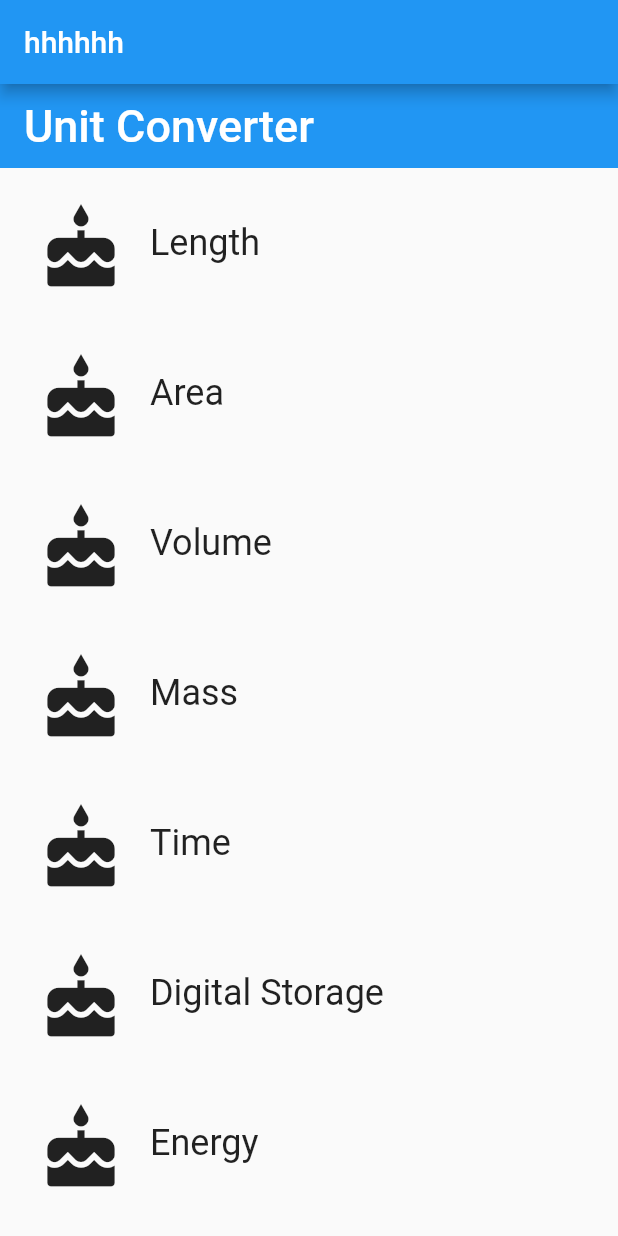
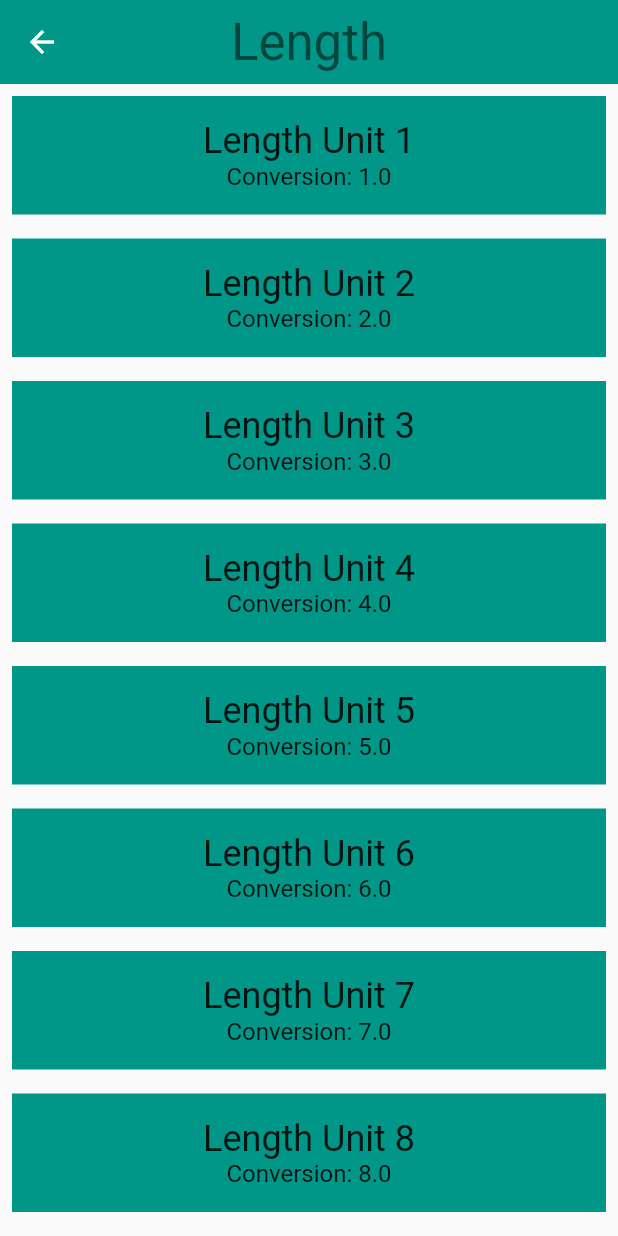
Before and after one commit to AruSeito/flutter_practice, a Flutter app: the screen it shows after launch, after a tap on "Length", on a phone screen of 412 x 824 dp. Run offline on Flutter 3.47's test engine with Material 2 defaults, Android fonts, the phone set to English and light mode, and no system bars.

Commit message:
feat: ✨ 练习三：使用路由

```diff
--- a/lib/components/List/list_item.dart
+++ b/lib/components/List/list_item.dart
@@ -1,28 +1,54 @@
 import 'package:flutter/material.dart';
+import 'package:udacity_course/components/convert_route.dart';
+import '../unit.dart';
 
 class ListItem extends StatelessWidget {
   final String name;
   final IconData iconName;
   final Color color;
+  final List<Unit> units;
 
   const ListItem(
       {Key? key,
       required this.name,
       required this.iconName,
-      required this.color})
+      required this.color,
+      required this.units})
       : super(key: key);
+
+  void _navigateToConverter(BuildContext context) {
+    Navigator.of(context)
+        .push(MaterialPageRoute<void>(builder: (BuildContext context) {
+      return Scaffold(
+        appBar: AppBar(
+          title: Text(
+            name,
+            style: Theme.of(context).textTheme.headline4,
+          ),
+          centerTitle: true,
+          backgroundColor: color,
+          elevation: 0.0,
+        ),
+        body: ConverterRoute(
+          color: color,
+          units: units,
+        ),
+      );
+    }));
+  }
 
   @override
   Widget build(BuildContext context) {
     return Material(
       color: Colors.transparent,
-      child: Container(
+      child: SizedBox(
         height: 100.0,
         child: InkWell(
           borderRadius: BorderRadius.circular(50),
           highlightColor: color,
           splashColor: color,
           onTap: () {
+            _navigateToConverter(context);
             print("点击了");
           },
           child: Padding(
--- a/lib/components/category_route.dart
+++ b/lib/components/category_route.dart
@@ -1,5 +1,6 @@
 import 'package:flutter/material.dart';
 import "./List/list_item.dart";
+import './unit.dart';
 
 class CategoryRoute extends StatelessWidget {
   const CategoryRoute({Key? key}) : super(key: key);
@@ -34,15 +35,27 @@
         });
   }
 
+  List<Unit> _retrieveUnitList(String categoryName) {
+    return List.generate(10, (int i) {
+      i += 1;
+      return Unit(
+        name: '$categoryName Unit $i',
+        conversion: i.toDouble(),
+      );
+    });
+  }
+
   @override
   Widget build(BuildContext context) {
     final categories = <ListItem>[];
 
     for (int i = 0; i < _categoryNames.length; i++) {
       categories.add(ListItem(
-          name: _categoryNames[i],
-          iconName: Icons.cake,
-          color: _baseColors[i]));
+        name: _categoryNames[i],
+        iconName: Icons.cake,
+        color: _baseColors[i],
+        units: _retrieveUnitList(_categoryNames[i]),
+      ));
     }
 
     final listView = Container(child: getList(categories));
--- /dev/null
+++ b/lib/components/convert_route.dart
@@ -0,0 +1,41 @@
+import 'package:flutter/material.dart';
+
+import './unit.dart';
+
+class ConverterRoute extends StatelessWidget {
+  final List<Unit> units;
+  final Color color;
+
+  const ConverterRoute({
+    required this.units,
+    required this.color,
+    Key? key,
+  }) : super(key: key);
+
+  @override
+  Widget build(BuildContext context) {
+    final unitWidgets = units.map((Unit unit) {
+      return Container(
+        color: color,
+        margin: const EdgeInsets.all(8.0),
+        padding: const EdgeInsets.all(16.0),
+        child: Column(
+          children: <Widget>[
+            Text(
+              unit.name!,
+              style: Theme.of(context).textTheme.headline5,
+            ),
+            Text(
+              'Conversion: ${unit.conversion}',
+              style: Theme.of(context).textTheme.subtitle1,
+            ),
+          ],
+        ),
+      );
+    }).toList();
+
+    return ListView(
+      children: unitWidgets,
+    );
+  }
+}
--- /dev/null
+++ b/lib/components/unit.dart
@@ -0,0 +1,15 @@
+class Unit {
+  final String? name;
+  final double? conversion;
+
+  const Unit({
+    required String this.name,
+    required double this.conversion,
+  });
+
+  Unit.fromJson(Map jsonMap)
+      : assert(jsonMap['name'] != null),
+        assert(jsonMap['conversion'] != null),
+        name = jsonMap['name'],
+        conversion = jsonMap['conversion'].toDouble();
+}
--- a/lib/main.dart
+++ b/lib/main.dart
@@ -11,12 +11,9 @@
 }
 
 void main() {
-  runApp(MaterialApp(
+  runApp(const MaterialApp(
       debugShowCheckedModeBanner: false,
       home: Scaffold(
-        appBar: AppBar(
-          title: const Text("hhhhhh"),
-        ),
-        body: const Hello(),
+        body: Hello(),
       )));
 }
```
